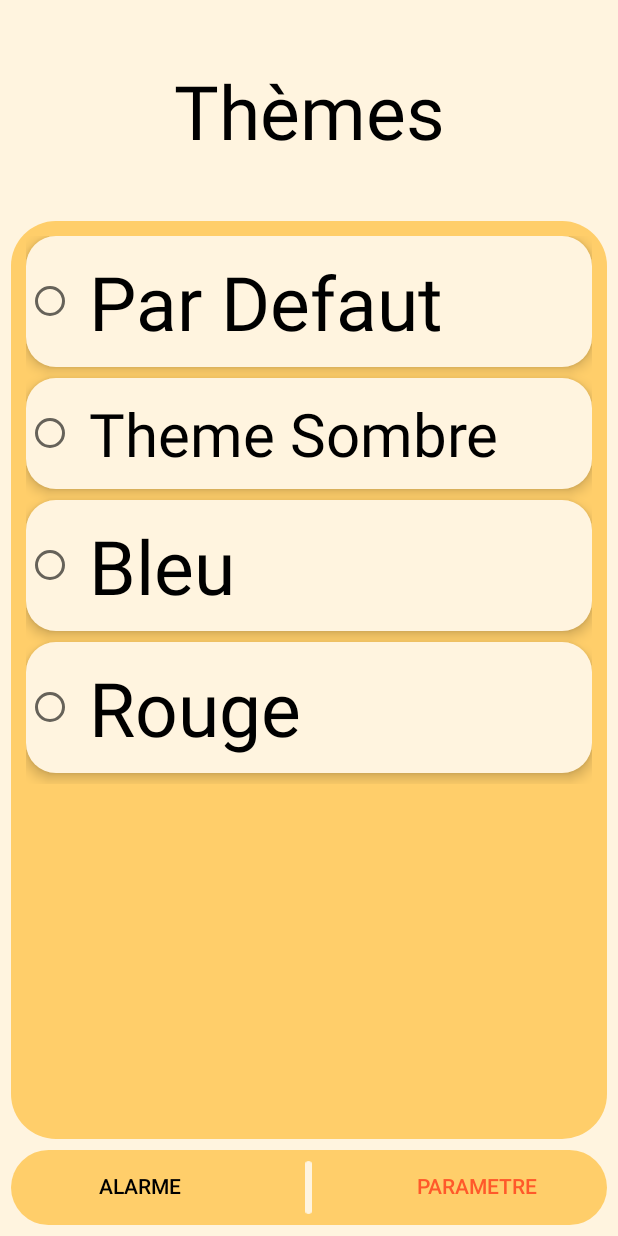
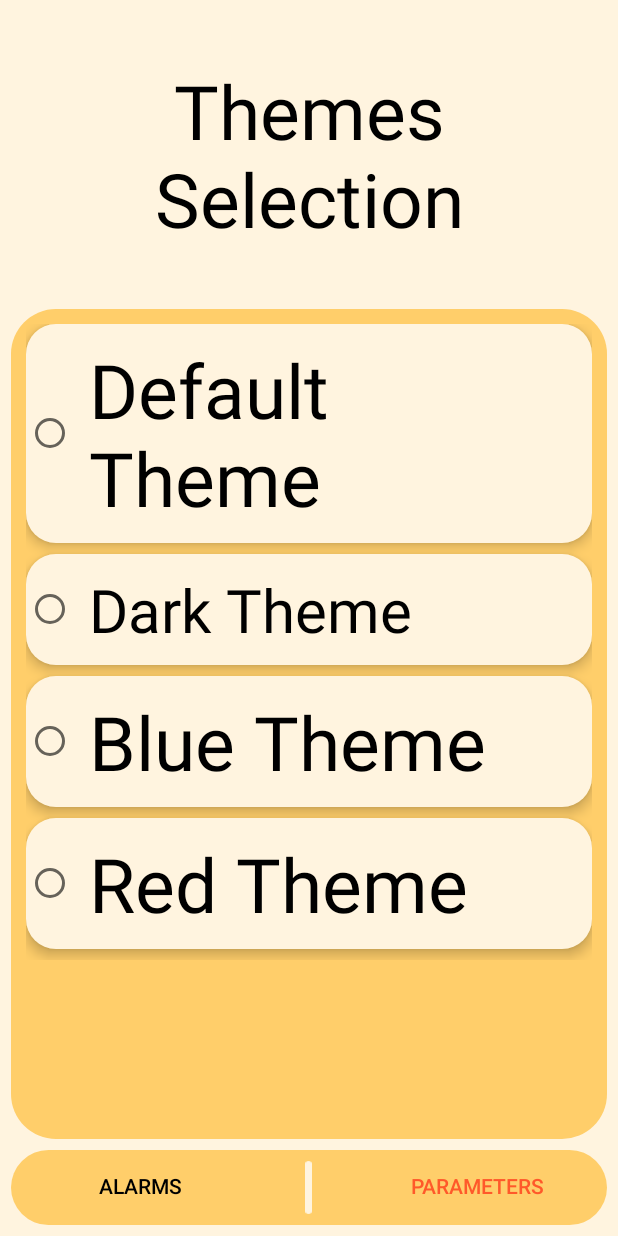
Before and after one commit to MathisDurand/projet_alarme_8INF257, an Android app: the ChangeThemeActivity screen opened directly, with no data from a screen before it, on a phone screen of 412 x 824 dp. Run offline under Robolectric (Android 15) with nearby library versions, the phone set to English and light mode, and no system bars.

Commit message:
-strings file edited and adapted to all files -shake game added

```diff
--- a/app/src/main/res/layout/changetheme.xml
+++ b/app/src/main/res/layout/changetheme.xml
@@ -12,7 +12,7 @@
         <TextView
             android:id="@+id/TitleTheme"
             style="@style/TitleTheme"
-            android:text="Thèmes"
+            android:text="@string/themesMenuTitle"
             android:layout_width="match_parent"
             android:layout_height="wrap_content"
             android:padding="40dp"
@@ -33,9 +33,10 @@
             android:layout_width="match_parent"
             android:layout_height="match_parent"
             android:orientation="vertical">
+
             <RadioButton
                 android:id="@+id/RadioButton1"
-                android:text="Par Defaut"
+                android:text="@string/defaultTheme"
                 android:layout_width="match_parent"
                 android:layout_height="wrap_content"
                 android:layout_weight="50"
@@ -43,10 +44,11 @@
                 android:background="@xml/contenu"
                 android:padding="10dp"
                 android:elevation="5dp"
-                android:layout_marginBottom="7dp"></RadioButton>
+                android:layout_marginBottom="7dp" />
+
             <RadioButton
                 android:id="@+id/RadioButton2"
-                android:text="Theme Sombre"
+                android:text="@string/darkTheme"
 
                 android:layout_width="match_parent"
                 android:layout_height="wrap_content"
@@ -55,10 +57,11 @@
                 android:background="@xml/contenu"
                 android:padding="10dp"
                 android:elevation="5dp"
-                android:layout_marginBottom="7dp"></RadioButton>
+                android:layout_marginBottom="7dp" />
+
             <RadioButton
                 android:id="@+id/RadioButton3"
-                android:text="Bleu"
+                android:text="@string/blueTheme"
                 android:layout_width="match_parent"
                 android:layout_height="wrap_content"
                 android:layout_weight="50"
@@ -66,11 +69,11 @@
                 android:background="@xml/contenu"
                 android:padding="10dp"
                 android:elevation="5dp"
-                android:layout_marginBottom="7dp"
-                ></RadioButton>
+                android:layout_marginBottom="7dp" />
+
             <RadioButton
                 android:id="@+id/RadioButton4"
-                android:text="Rouge"
+                android:text="@string/redTheme"
                 android:layout_width="match_parent"
                 android:layout_height="wrap_content"
                 android:layout_weight="50"
@@ -78,7 +81,7 @@
                 android:background="@xml/contenu"
                 android:padding="10dp"
                 android:elevation="5dp"
-                android:layout_marginBottom="7dp"></RadioButton>
+                android:layout_marginBottom="7dp" />
         </RadioGroup>
         </ScrollView>
         <LinearLayout
@@ -98,7 +101,7 @@
                 android:layout_width="130dp"
                 android:layout_height="wrap_content"
                 android:layout_weight="1"
-                android:text="Alarme"
+                android:text="@string/butonNameAlarms"
                 android:textColor="#000000"
                 android:onClick="alarme"
                 android:background="#00363636">
@@ -117,7 +120,7 @@
             <Button
                 android:layout_width="130dp"
                 android:layout_height="wrap_content"
-                android:text="Parametre"
+                android:text="@string/butonNameParameters"
                 android:textColor="#FF592A"
                 android:layout_weight="1"
                 android:background="#00363636">
--- a/app/src/main/res/layout/minijeupassphrase.xml
+++ b/app/src/main/res/layout/minijeupassphrase.xml
@@ -37,7 +37,7 @@
                 android:layout_gravity="center|center_vertical"
                 android:text="@string/hintPassphrase"
                 android:textAlignment="center"
-                android:textSize="60dp" />
+                android:textSize="60sp" />
 
             <EditText
                 android:id="@+id/userInputText"
@@ -45,7 +45,7 @@
                 android:layout_height="wrap_content"
                 android:layout_gravity="center|center_vertical"
                 android:textSize="50sp"
-                android:text="@string/blankSpace"
+                android:hint="@string/answers"
 
                 />
             <TextView
--- a/app/src/main/res/layout/minijeuxclique.xml
+++ b/app/src/main/res/layout/minijeuxclique.xml
@@ -11,7 +11,7 @@
         <TextView
             android:layout_width="wrap_content"
             android:layout_height="wrap_content"
-            android:text="Appuyer 1000 fois pour désactiver"
+            android:text="@string/pressThousands"
             android:layout_gravity="center"
             android:textSize="20dp">
 
--- a/app/src/main/res/values/strings.xml
+++ b/app/src/main/res/values/strings.xml
@@ -1,19 +1,51 @@
 <resources>
+    <!-- Main Page Strings -->
     <string name="app_name">projet_alarme_8INF257</string>
+    <string name="yourAlarms">Your Alarms</string>
+    <!-- Common used Strings -->
+    <string name="butonNameAlarms">Alarms</string>
+    <string name="butonNameParameters">Parameters</string>
+    <string name="butonValidate">Validate</string>
+
+    <!-- Common used Strings (Symbols)-->
+    <string name="plus" translatable="false">+</string>
+
+    <!-- "Aucune Alarme XML" Page Strings -->
+    <string name="createAlarm">Create an alarm</string>
+
+    <!-- Language Page Strings -->
     <string name="radioFrench">French</string>
     <string name="radioEnglish">English</string>
     <string name="selectLanguage">Select your language</string>
-    <string name="butonNameAlarms">Alarms</string>
-    <string name="butonNameParameters">Parameters</string>
 
-    <string name="butonValidate">Validate</string>
+
+    <!-- Passphrase Minigame Strings -->
     <string name="blankSpace" translatable="false">________</string>
-
     <string name="writeHere"> Write Here</string>
     <string name="hintPassphrase">Enter your phrase</string>
     <string name="passphraserule">Enter a min 10 caracters length phrase to continue</string>
-
-    <string name="passphraseTitle">Passphrase</string>
+    <string name="passphraseTitle">Passphrase Mini Game !</string>
 
 
+
+    <!-- Calcul Minigame Strings -->
+    <string name="calculMG">Calculus Mini Game</string>
+    <string name="answers">answer here</string>
+
+    <!-- Theme changing Strings -->
+    <string name="defaultTheme">Default Theme</string>
+    <string name="darkTheme">Dark Theme</string>
+    <string name="blueTheme">Blue Theme</string>
+    <string name="redTheme">Red Theme</string>
+    <string name="themesMenuTitle">Themes Selection</string>
+
+    <!-- Press 1000 Mini Game Strings -->
+    <string name="pressThousands">Press button 1000 times to win !</string>
+    <string name="parametersStr">Settings</string>
+
+
+    <!-- Parameters Page Strings -->
+    <string name="langues">Languages</string>
+    <string name="themesSTR">Themes</string>
+    <string name="shakeRule">Shake the phone to detect to shake event</string>
 </resources>
```
Also changed, not shown: app/src/main/java/uqac/dim/projet_alarme_8inf257/MiniJeuxPassphraseActivity.java (deleted, +0 -30 lines), app/src/main/res/layout/activity_main.xml (+6 -6 lines), app/src/main/res/layout/aucunealarme.xml (+5 -5 lines), app/src/main/res/layout/minijeuxcalcul.xml (+10 -8 lines), app/src/main/res/layout/parametre.xml (+6 -11 lines), 1 other file.
